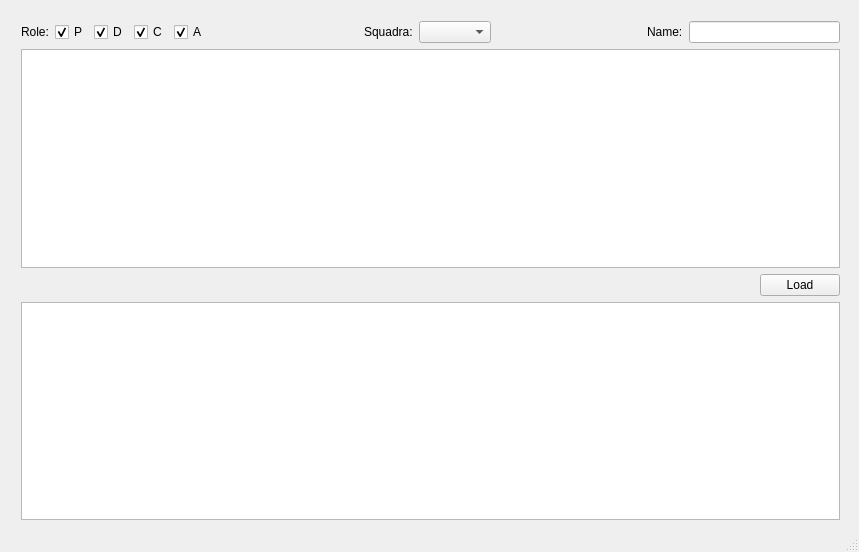
Old version of the form mainwindow.ui in the repository andregri/fantacalcio-asta.
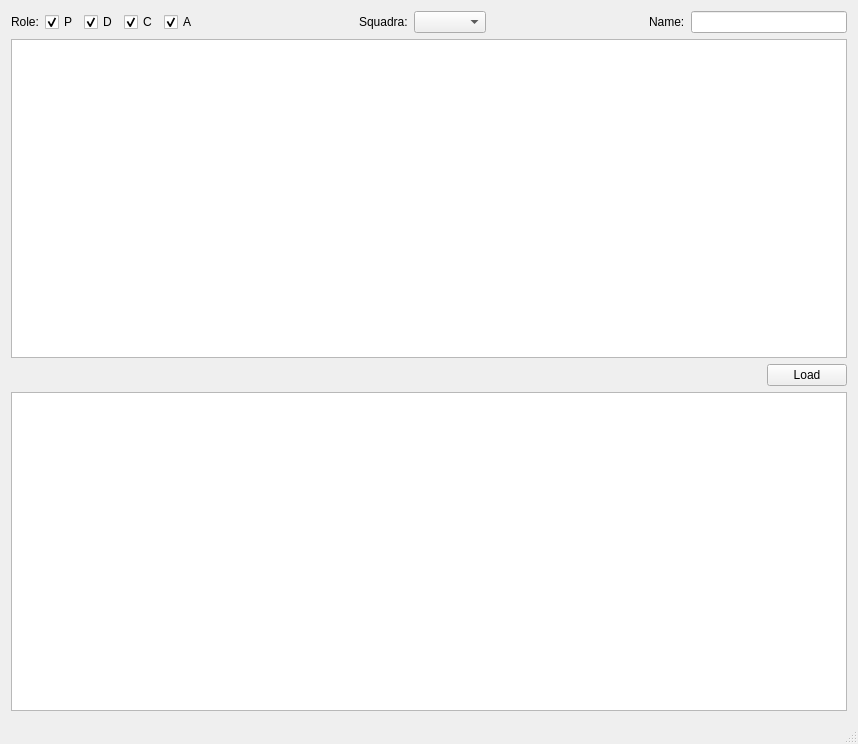
New version of the form.

Patch:
```diff
--- a/mainwindow.ui
+++ b/mainwindow.ui
@@ -6,23 +6,14 @@
    <rect>
     <x>0</x>
     <y>0</y>
-    <width>859</width>
-    <height>552</height>
+    <width>858</width>
+    <height>744</height>
    </rect>
   </property>
   <property name="windowTitle">
    <string>MainWindow</string>
   </property>
   <widget class="QWidget" name="centralWidget">
-   <widget class="QWidget" name="">
-    <property name="geometry">
-     <rect>
-      <x>10</x>
-      <y>10</y>
-      <width>841</width>
-      <height>521</height>
-     </rect>
-    </property>
     <layout class="QVBoxLayout" name="verticalLayout">
      <item>
       <layout class="QHBoxLayout" name="horizontalLayout_4">
@@ -186,7 +177,6 @@
       <widget class="QTableWidget" name="tableTeams"/>
      </item>
     </layout>
-   </widget>
   </widget>
   <widget class="QStatusBar" name="statusBar"/>
  </widget>
```
Lines whose indentation alone changed are shown as unchanged.
